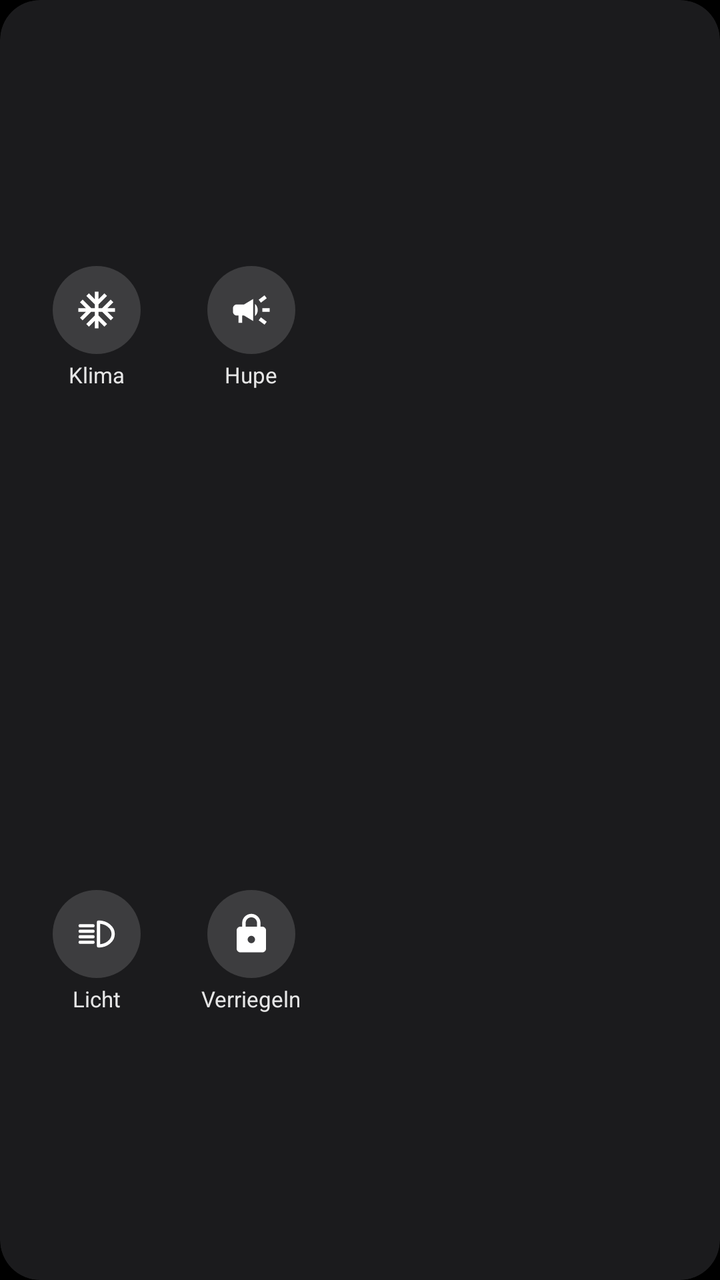
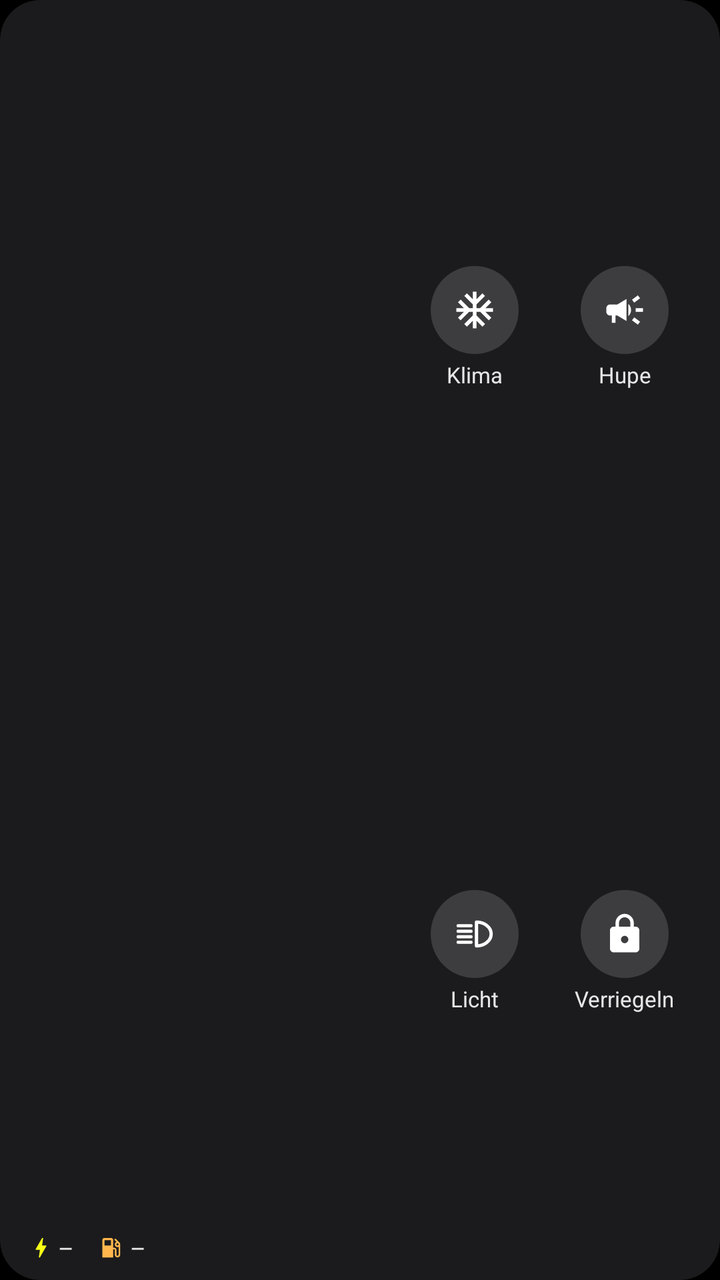

Before-and-after screenshots of an Android layout around one commit, followed by the original layout XML and the change that was made.
<!-- AndroidManifest.xml: application theme Theme.AstraConnect -->
<!-- res/layout/widget_control.xml -->
<?xml version="1.0" encoding="utf-8"?>
<LinearLayout xmlns:android="http://schemas.android.com/apk/res/android"
    android:id="@android:id/background"
    android:layout_width="match_parent"
    android:layout_height="match_parent"
    android:background="@drawable/widget_bg"
    android:clipToOutline="true"
    android:gravity="center_vertical"
    android:orientation="horizontal">

    <LinearLayout
        android:layout_width="0dp"
        android:layout_height="match_parent"
        android:layout_weight="1"
        android:gravity="center"
        android:orientation="vertical"
        android:paddingVertical="8dp"
        android:paddingStart="10dp">

        <LinearLayout
            android:layout_width="match_parent"
            android:layout_height="0dp"
            android:layout_weight="1"
            android:gravity="center"
            android:orientation="horizontal">

            <LinearLayout
                android:id="@+id/w_btn_climate"
                android:layout_width="0dp"
                android:layout_height="wrap_content"
                android:layout_weight="1"
                android:gravity="center_horizontal"
                android:orientation="vertical">

                <ImageView
                    android:id="@+id/w_icon_climate"
                    android:layout_width="44dp"
                    android:layout_height="44dp"
                    android:background="@drawable/widget_round_bg"
                    android:contentDescription="Klimatisierung"
                    android:padding="11dp"
                    android:src="@drawable/ic_w_climate" />

                <TextView
                    android:id="@+id/w_label_climate"
                    android:layout_width="wrap_content"
                    android:layout_height="wrap_content"
                    android:layout_marginTop="3dp"
                    android:maxLines="1"
                    android:text="Klima"
                    android:textColor="#FFE6E6E6"
                    android:textSize="11sp" />
            </LinearLayout>

            <LinearLayout
                android:id="@+id/w_btn_horn"
                android:layout_width="0dp"
                android:layout_height="wrap_content"
                android:layout_weight="1"
                android:gravity="center_horizontal"
                android:orientation="vertical">

                <ImageView
                    android:id="@+id/w_icon_horn"
                    android:layout_width="44dp"
                    android:layout_height="44dp"
                    android:background="@drawable/widget_round_bg"
                    android:contentDescription="Hupe"
                    android:padding="11dp"
                    android:src="@drawable/ic_w_horn" />

                <TextView
                    android:id="@+id/w_label_horn"
                    android:layout_width="wrap_content"
                    android:layout_height="wrap_content"
                    android:layout_marginTop="3dp"
                    android:maxLines="1"
                    android:text="Hupe"
                    android:textColor="#FFE6E6E6"
                    android:textSize="11sp" />
            </LinearLayout>
        </LinearLayout>

        <LinearLayout
            android:layout_width="match_parent"
            android:layout_height="0dp"
            android:layout_weight="1"
            android:gravity="center"
            android:orientation="horizontal">

            <LinearLayout
                android:id="@+id/w_btn_light"
                android:layout_width="0dp"
                android:layout_height="wrap_content"
                android:layout_weight="1"
                android:gravity="center_horizontal"
                android:orientation="vertical">

                <ImageView
                    android:id="@+id/w_icon_light"
                    android:layout_width="44dp"
                    android:layout_height="44dp"
                    android:background="@drawable/widget_round_bg"
                    android:contentDescription="Lichtsignal"
                    android:padding="11dp"
                    android:src="@drawable/ic_w_light" />

                <TextView
                    android:id="@+id/w_label_light"
                    android:layout_width="wrap_content"
                    android:layout_height="wrap_content"
                    android:layout_marginTop="3dp"
                    android:maxLines="1"
                    android:text="Licht"
                    android:textColor="#FFE6E6E6"
                    android:textSize="11sp" />
            </LinearLayout>

            <LinearLayout
                android:id="@+id/w_btn_lock"
                android:layout_width="0dp"
                android:layout_height="wrap_content"
                android:layout_weight="1"
                android:gravity="center_horizontal"
                android:orientation="vertical">

                <ImageView
                    android:id="@+id/w_icon_lock"
                    android:layout_width="44dp"
                    android:layout_height="44dp"
                    android:background="@drawable/widget_round_bg"
                    android:contentDescription="Verriegeln"
                    android:padding="11dp"
                    android:src="@drawable/ic_w_lock" />

                <TextView
                    android:id="@+id/w_label_lock"
                    android:layout_width="wrap_content"
                    android:layout_height="wrap_content"
                    android:layout_marginTop="3dp"
                    android:maxLines="1"
                    android:text="Verriegeln"
                    android:textColor="#FFE6E6E6"
                    android:textSize="11sp" />
            </LinearLayout>
        </LinearLayout>
    </LinearLayout>

    
    <ImageView
        android:id="@+id/w_car"
        android:layout_width="0dp"
        android:layout_height="wrap_content"
        android:layout_gravity="center_vertical"
        android:layout_marginStart="6dp"
        android:layout_weight="1.15"
        android:adjustViewBounds="true"
        android:contentDescription="Fahrzeug"
        android:scaleType="fitEnd" />
</LinearLayout>
<!-- resources referenced by this layout -->
<resources>
  <!-- drawable ic_w_climate (drawable) -->
  <?xml version="1.0" encoding="utf-8"?>
  <vector xmlns:android="http://schemas.android.com/apk/res/android"
      android:width="24dp" android:height="24dp"
      android:viewportWidth="24" android:viewportHeight="24">
      <path android:fillColor="#FFFFFFFF" android:pathData="M22,11h-4.17l3.24,-3.24 -1.41,-1.42L15,11h-2V9l4.66,-4.66 -1.42,-1.41L13,6.17V2h-2v4.17L7.76,2.93 6.34,4.34 11,9v2H9L4.34,6.34 2.93,7.76 6.17,11H2v2h4.17l-3.24,3.24 1.41,1.42L9,13h2v2l-4.66,4.66 1.42,1.41L11,17.83V22h2v-4.17l3.24,3.24 1.42,-1.41L13,15v-2h2l4.66,4.66 1.41,-1.42L17.83,13H22z" />
  </vector>
  <!-- drawable ic_w_light (drawable) -->
  <?xml version="1.0" encoding="utf-8"?>
  <vector xmlns:android="http://schemas.android.com/apk/res/android"
      android:width="24dp" android:height="24dp"
      android:viewportWidth="24" android:viewportHeight="24">
      <path android:strokeColor="#FFFFFFFF" android:strokeWidth="1.8" android:strokeLineJoin="round" android:fillColor="#00000000" android:pathData="M13,5.5C17.4,5.5 21,8.4 21,12C21,15.6 17.4,18.5 13,18.5Z" />
      <path android:strokeColor="#FFFFFFFF" android:strokeWidth="1.8" android:strokeLineCap="round" android:pathData="M3,7.5L10,7.5M3,10.5L10,10.5M3,13.5L10,13.5M3,16.5L10,16.5" />
  </vector>
  <!-- drawable ic_w_lock (drawable) -->
  <?xml version="1.0" encoding="utf-8"?>
  <vector xmlns:android="http://schemas.android.com/apk/res/android"
      android:width="24dp" android:height="24dp"
      android:viewportWidth="24" android:viewportHeight="24">
      <path android:fillColor="#FFFFFFFF" android:pathData="M18,8h-1V6c0,-2.76 -2.24,-5 -5,-5S7,3.24 7,6v2H6c-1.1,0 -2,0.9 -2,2v10c0,1.1 0.9,2 2,2h12c1.1,0 2,-0.9 2,-2V10c0,-1.1 -0.9,-2 -2,-2zM12,17c-1.1,0 -2,-0.9 -2,-2s0.9,-2 2,-2 2,0.9 2,2 -0.9,2 -2,2zM15.1,8H8.9V6c0,-1.71 1.39,-3.1 3.1,-3.1 1.71,0 3.1,1.39 3.1,3.1v2z" />
  </vector>
  <!-- drawable widget_bg (drawable) -->
  <?xml version="1.0" encoding="utf-8"?>
  <shape xmlns:android="http://schemas.android.com/apk/res/android" android:shape="rectangle">
      <solid android:color="#E61E1F21" />
      <corners android:radius="20dp" />
  </shape>
  <!-- drawable widget_round_bg (drawable) -->
  <?xml version="1.0" encoding="utf-8"?>
  <shape xmlns:android="http://schemas.android.com/apk/res/android" android:shape="oval">
      <solid android:color="#26FFFFFF" />
  </shape>
  <style name="Theme.AstraConnect" parent="android:Theme.Material.NoActionBar">
          <item name="android:windowBackground">@android:color/black</item>
      </style>
  <!-- unchanged entries left out for length: 1 -->
</resources>

<!-- the commit's change to res/layout/widget_control.xml (unified diff, before → after) -->
@@ -9,13 +9,77 @@
     android:orientation="horizontal">
 
     <LinearLayout
+        android:id="@+id/w_car_box"
+        android:layout_width="0dp"
+        android:layout_height="match_parent"
+        android:layout_weight="1.25"
+        android:gravity="start|center_vertical"
+        android:orientation="vertical"
+        android:paddingVertical="8dp">
+
+        
+        <ImageView
+            android:id="@+id/w_car"
+            android:layout_width="wrap_content"
+            android:layout_height="0dp"
+            android:layout_weight="1"
+            android:adjustViewBounds="true"
+            android:contentDescription="Fahrzeug"
+            android:scaleType="fitCenter" />
+
+        <LinearLayout
+            android:layout_width="wrap_content"
+            android:layout_height="wrap_content"
+            android:layout_marginTop="2dp"
+            android:gravity="center_vertical"
+            android:orientation="horizontal"
+            android:paddingStart="14dp">
+
+            <ImageView
+                android:layout_width="13dp"
+                android:layout_height="13dp"
+                android:contentDescription="Akku"
+                android:src="@drawable/ic_w_bolt"
+                android:tint="#FFF7FF14" />
+
+            <TextView
+                android:id="@+id/w_car_soc"
+                android:layout_width="wrap_content"
+                android:layout_height="wrap_content"
+                android:layout_marginStart="2dp"
+                android:maxLines="1"
+                android:text="–"
+                android:textColor="#FFE6E6E6"
+                android:textSize="12sp" />
+
+            <ImageView
+                android:layout_width="13dp"
+                android:layout_height="13dp"
+                android:layout_marginStart="12dp"
+                android:contentDescription="Tank"
+                android:src="@drawable/ic_w_fuel"
+                android:tint="#FFFFB74D" />
+
+            <TextView
+                android:id="@+id/w_car_fuel"
+                android:layout_width="wrap_content"
+                android:layout_height="wrap_content"
+                android:layout_marginStart="3dp"
+                android:maxLines="1"
+                android:text="–"
+                android:textColor="#FFE6E6E6"
+                android:textSize="12sp" />
+        </LinearLayout>
+    </LinearLayout>
+
+    <LinearLayout
         android:layout_width="0dp"
         android:layout_height="match_parent"
         android:layout_weight="1"
         android:gravity="center"
         android:orientation="vertical"
         android:paddingVertical="8dp"
-        android:paddingStart="10dp">
+        android:paddingEnd="10dp">
 
         <LinearLayout
             android:layout_width="match_parent"
@@ -145,16 +209,4 @@
             </LinearLayout>
         </LinearLayout>
     </LinearLayout>
-
-    
-    <ImageView
-        android:id="@+id/w_car"
-        android:layout_width="0dp"
-        android:layout_height="wrap_content"
-        android:layout_gravity="center_vertical"
-        android:layout_marginStart="6dp"
-        android:layout_weight="1.15"
-        android:adjustViewBounds="true"
-        android:contentDescription="Fahrzeug"
-        android:scaleType="fitEnd" />
 </LinearLayout>
<!-- resource entries referenced after the edit -->
@@ -1,11 +1,25 @@
 <!-- resources referenced by this layout -->
 <resources>
+  <!-- drawable ic_w_bolt (drawable) -->
+  <?xml version="1.0" encoding="utf-8"?>
+  <vector xmlns:android="http://schemas.android.com/apk/res/android"
+      android:width="24dp" android:height="24dp"
+      android:viewportWidth="24" android:viewportHeight="24">
+      <path android:fillColor="#FFFFFFFF" android:pathData="M11,21h-1l1,-7H7.5c-0.58,0 -0.57,-0.32 -0.38,-0.66 0.19,-0.34 0.05,-0.08 0.07,-0.12C8.48,10.94 10.42,7.54 13,3h1l-1,7h3.5c0.49,0 0.56,0.33 0.47,0.51l-0.07,0.15C12.96,17.55 11,21 11,21z" />
+  </vector>
   <!-- drawable ic_w_climate (drawable) -->
   <?xml version="1.0" encoding="utf-8"?>
   <vector xmlns:android="http://schemas.android.com/apk/res/android"
       android:width="24dp" android:height="24dp"
       android:viewportWidth="24" android:viewportHeight="24">
       <path android:fillColor="#FFFFFFFF" android:pathData="M22,11h-4.17l3.24,-3.24 -1.41,-1.42L15,11h-2V9l4.66,-4.66 -1.42,-1.41L13,6.17V2h-2v4.17L7.76,2.93 6.34,4.34 11,9v2H9L4.34,6.34 2.93,7.76 6.17,11H2v2h4.17l-3.24,3.24 1.41,1.42L9,13h2v2l-4.66,4.66 1.42,1.41L11,17.83V22h2v-4.17l3.24,3.24 1.42,-1.41L13,15v-2h2l4.66,4.66 1.41,-1.42L17.83,13H22z" />
+  </vector>
+  <!-- drawable ic_w_fuel (drawable) -->
+  <?xml version="1.0" encoding="utf-8"?>
+  <vector xmlns:android="http://schemas.android.com/apk/res/android"
+      android:width="24dp" android:height="24dp"
+      android:viewportWidth="24" android:viewportHeight="24">
+      <path android:fillColor="#FFFFFFFF" android:pathData="M19.77,7.23l0.01,-0.01 -3.72,-3.72L15,4.56l2.11,2.11c-0.94,0.36 -1.61,1.26 -1.61,2.33 0,1.38 1.12,2.5 2.5,2.5 0.36,0 0.69,-0.08 1,-0.21v7.21c0,0.55 -0.45,1 -1,1s-1,-0.45 -1,-1V14c0,-1.1 -0.9,-2 -2,-2h-1V5c0,-1.1 -0.9,-2 -2,-2H6c-1.1,0 -2,0.9 -2,2v16h10v-7.5h1.5v5c0,1.38 1.12,2.5 2.5,2.5s2.5,-1.12 2.5,-2.5V9c0,-0.69 -0.28,-1.32 -0.73,-1.77zM12,10H6V5h6v5zM18,10c-0.55,0 -1,-0.45 -1,-1s0.45,-1 1,-1 1,0.45 1,1 -0.45,1 -1,1z" />
   </vector>
   <!-- drawable ic_w_light (drawable) -->
   <?xml version="1.0" encoding="utf-8"?>
